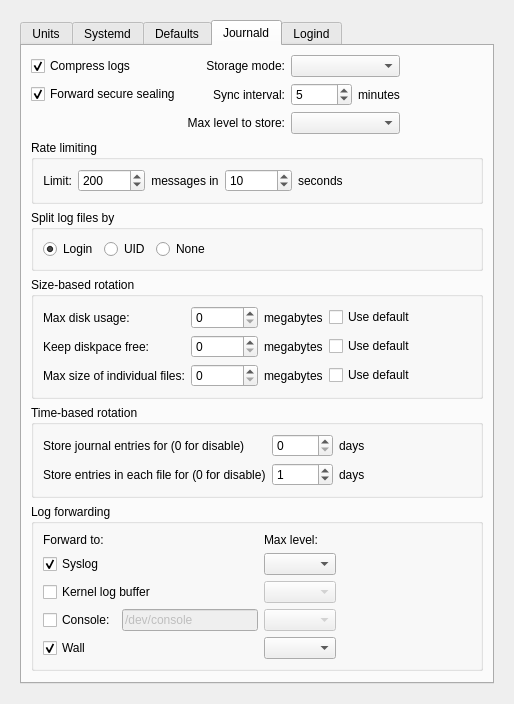
Qt form ui/kcmsystemd.ui (rthomsen/kcmsystemd) before a commit.
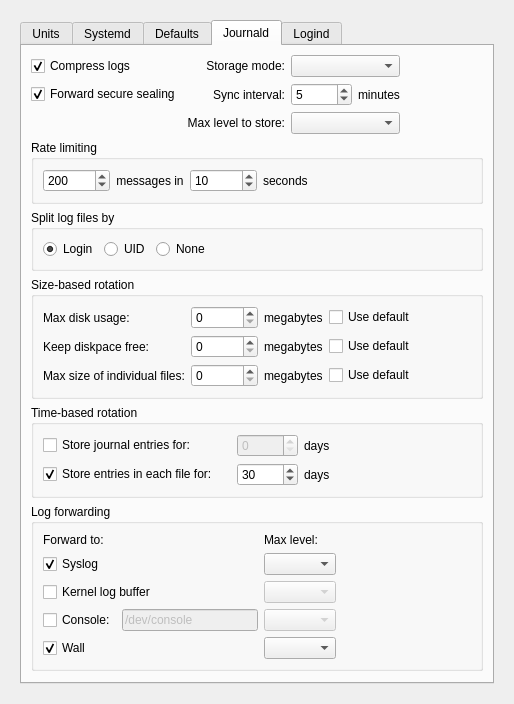
The same form after that commit. The open tabs and pages were chosen to show the change. Custom widgets are drawn as their Qt base class.

Commit message: Add checkboxes for MaxRetentionSec and MaxFileSec.

The edit to the form file:
```diff
--- a/ui/kcmsystemd.ui
+++ b/ui/kcmsystemd.ui
@@ -9,8 +9,8 @@
    <rect>
     <x>0</x>
     <y>0</y>
-    <width>489</width>
-    <height>610</height>
+    <width>481</width>
+    <height>629</height>
    </rect>
   </property>
   <property name="sizePolicy">
@@ -1303,16 +1303,6 @@
               </property>
               <item row="1" column="0" colspan="2">
                <layout class="QHBoxLayout" name="horizontalLayout_9">
-                <item>
-                 <widget class="QLabel" name="label_12">
-                  <property name="text">
-                   <string>Limit:</string>
-                  </property>
-                  <property name="alignment">
-                   <set>Qt::AlignRight|Qt::AlignTrailing|Qt::AlignVCenter</set>
-                  </property>
-                 </widget>
-                </item>
                 <item>
                  <widget class="QSpinBox" name="spnRateLimitBurst">
                   <property name="toolTip">
@@ -1521,17 +1511,17 @@
               <string>Time-based rotation</string>
              </property>
              <layout class="QGridLayout" name="gridLayout_6">
-              <item row="0" column="0">
+              <item row="0" column="1">
                <widget class="QLabel" name="lblMaxRetentionSec">
                 <property name="text">
-                 <string>Store journal entries for (0 for disable)</string>
+                 <string/>
                 </property>
                </widget>
               </item>
-              <item row="0" column="1">
+              <item row="0" column="2">
                <widget class="QSpinBox" name="spnMaxRetentionSec">
                 <property name="enabled">
-                 <bool>true</bool>
+                 <bool>false</bool>
                 </property>
                 <property name="toolTip">
                  <string>&lt;html&gt;&lt;head/&gt;&lt;body&gt;&lt;p&gt;Maximum time to store journal entries. Journal files containing older entries are deleted.&lt;/body&gt;&lt;/html&gt;</string>
@@ -1541,7 +1531,7 @@
                 </property>
                </widget>
               </item>
-              <item row="1" column="1">
+              <item row="1" column="2">
                <widget class="QSpinBox" name="spnMaxFileSec">
                 <property name="enabled">
                  <bool>true</bool>
@@ -1553,32 +1543,25 @@
                  <number>99999</number>
                 </property>
                 <property name="value">
-                 <number>1</number>
+                 <number>30</number>
                 </property>
                </widget>
               </item>
-              <item row="1" column="2">
+              <item row="1" column="3">
                <widget class="QLabel" name="label_9">
                 <property name="text">
                  <string>days</string>
                 </property>
                </widget>
               </item>
-              <item row="0" column="2">
+              <item row="0" column="3">
                <widget class="QLabel" name="label_10">
                 <property name="text">
                  <string>days</string>
                 </property>
                </widget>
               </item>
-              <item row="1" column="0">
-               <widget class="QLabel" name="lblMaxFileSec">
-                <property name="text">
-                 <string>Store entries in each file for (0 for disable)</string>
-                </property>
-               </widget>
-              </item>
-              <item row="0" column="3">
+              <item row="0" column="5">
                <spacer name="horizontalSpacer_9">
                 <property name="orientation">
                  <enum>Qt::Horizontal</enum>
@@ -1591,6 +1574,29 @@
                 </property>
                </spacer>
               </item>
+              <item row="0" column="0">
+               <widget class="QCheckBox" name="chkMaxRetentionSec">
+                <property name="toolTip">
+                 <string>&lt;html&gt;&lt;head/&gt;&lt;body&gt;&lt;p&gt;Maximum time to store journal entries. Journal files containing older entries are deleted.&lt;/p&gt;&lt;/body&gt;&lt;/html&gt;</string>
+                </property>
+                <property name="text">
+                 <string>Store journal entries for:</string>
+                </property>
+               </widget>
+              </item>
+              <item row="1" column="0">
+               <widget class="QCheckBox" name="chkMaxFileSec">
+                <property name="toolTip">
+                 <string>&lt;html&gt;&lt;head/&gt;&lt;body&gt;&lt;p&gt;Maximum time to store entries in a single journal file before rotating to the next one.&lt;/p&gt;&lt;/body&gt;&lt;/html&gt;</string>
+                </property>
+                <property name="text">
+                 <string>Store entries in each file for:</string>
+                </property>
+                <property name="checked">
+                 <bool>true</bool>
+                </property>
+               </widget>
+              </item>
              </layout>
             </widget>
            </item>
```
Left out of the diff: 339 changed lines with no effect on the pictures. The commit also changes 2 other files.
